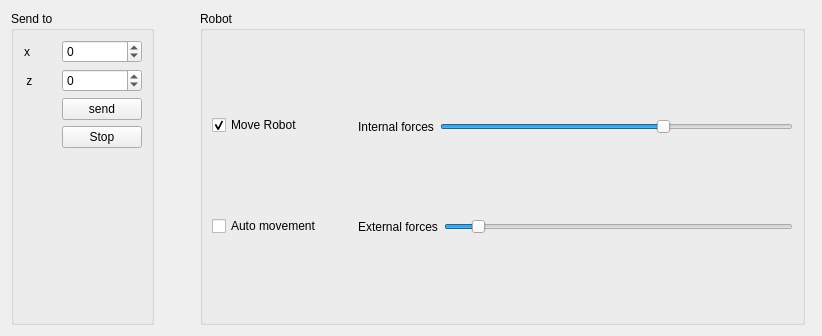
Above: robot_room/src/localUI.ui from robocomp/active_inference before the change. Below: the same form after it.
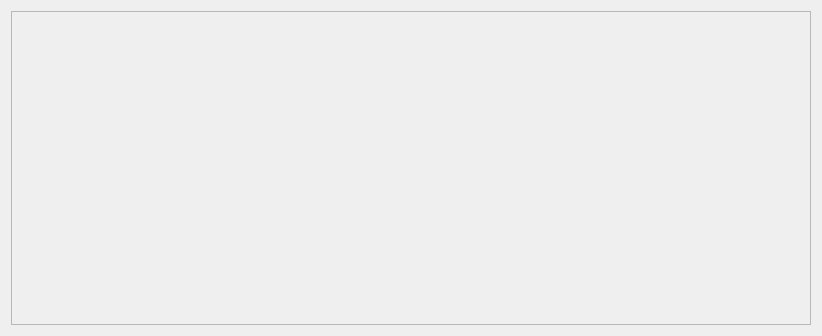
That is the form after the change.

Patch:
```diff
--- a/robot_room/src/localUI.ui
+++ b/robot_room/src/localUI.ui
@@ -15,217 +15,12 @@
   </property>
   <layout class="QHBoxLayout" name="horizontalLayout_2">
    <item>
-    <widget class="QGroupBox" name="groupBox">
-     <property name="maximumSize">
-      <size>
-       <width>200</width>
-       <height>16777215</height>
-      </size>
+    <widget class="QFrame" name="frame">
+     <property name="frameShape">
+      <enum>QFrame::StyledPanel</enum>
      </property>
-     <property name="title">
-      <string>Send to</string>
-     </property>
-     <layout class="QHBoxLayout" name="horizontalLayout">
-      <item>
-       <layout class="QFormLayout" name="formLayout">
-        <property name="labelAlignment">
-         <set>Qt::AlignCenter</set>
-        </property>
-        <item row="0" column="0">
-         <widget class="QLabel" name="label">
-          <property name="text">
-           <string>x       </string>
-          </property>
-         </widget>
-        </item>
-        <item row="1" column="0">
-         <widget class="QLabel" name="label_2">
-          <property name="text">
-           <string> z       </string>
-          </property>
-         </widget>
-        </item>
-        <item row="0" column="1">
-         <widget class="QSpinBox" name="x_spinbox">
-          <property name="maximumSize">
-           <size>
-            <width>150</width>
-            <height>16777215</height>
-           </size>
-          </property>
-          <property name="minimum">
-           <number>-10000</number>
-          </property>
-          <property name="maximum">
-           <number>10000</number>
-          </property>
-         </widget>
-        </item>
-        <item row="1" column="1">
-         <widget class="QSpinBox" name="z_spinbox">
-          <property name="maximumSize">
-           <size>
-            <width>150</width>
-            <height>16777215</height>
-           </size>
-          </property>
-          <property name="minimum">
-           <number>-10000</number>
-          </property>
-          <property name="maximum">
-           <number>10000</number>
-          </property>
-         </widget>
-        </item>
-        <item row="2" column="1">
-         <widget class="QPushButton" name="send_button">
-          <property name="maximumSize">
-           <size>
-            <width>100</width>
-            <height>16777215</height>
-           </size>
-          </property>
-          <property name="text">
-           <string>send</string>
-          </property>
-         </widget>
-        </item>
-        <item row="3" column="1">
-         <widget class="QPushButton" name="stop_button">
-          <property name="text">
-           <string>Stop</string>
-          </property>
-         </widget>
-        </item>
-       </layout>
-      </item>
-     </layout>
-    </widget>
-   </item>
-   <item>
-    <spacer name="horizontalSpacer">
-     <property name="orientation">
-      <enum>Qt::Horizontal</enum>
-     </property>
-     <property name="sizeType">
-      <enum>QSizePolicy::Fixed</enum>
-     </property>
-     <property name="sizeHint" stdset="0">
-      <size>
-       <width>40</width>
-       <height>20</height>
-      </size>
-     </property>
-    </spacer>
-   </item>
-   <item>
-    <widget class="QGroupBox" name="groupBox_2">
-     <property name="title">
-      <string>Robot</string>
-     </property>
-     <layout class="QHBoxLayout" name="horizontalLayout_6">
-      <item>
-       <layout class="QVBoxLayout" name="verticalLayout_13">
-        <item>
-         <widget class="QCheckBox" name="robotMov_checkbox">
-          <property name="text">
-           <string>Move Robot</string>
-          </property>
-          <property name="checked">
-           <bool>true</bool>
-          </property>
-         </widget>
-        </item>
-        <item>
-         <widget class="QCheckBox" name="autoMov_checkbox">
-          <property name="text">
-           <string>Auto movement</string>
-          </property>
-          <property name="checked">
-           <bool>false</bool>
-          </property>
-         </widget>
-        </item>
-       </layout>
-      </item>
-      <item>
-       <spacer name="horizontalSpacer_2">
-        <property name="orientation">
-         <enum>Qt::Horizontal</enum>
-        </property>
-        <property name="sizeType">
-         <enum>QSizePolicy::Maximum</enum>
-        </property>
-        <property name="sizeHint" stdset="0">
-         <size>
-          <width>30</width>
-          <height>20</height>
-         </size>
-        </property>
-       </spacer>
-      </item>
-      <item>
-       <layout class="QVBoxLayout" name="verticalLayout_4">
-        <item>
-         <layout class="QHBoxLayout" name="horizontalLayout_9">
-          <item>
-           <widget class="QLabel" name="label_5">
-            <property name="text">
-             <string>Internal forces</string>
-            </property>
-           </widget>
-          </item>
-          <item>
-           <widget class="QSlider" name="ki_slider">
-            <property name="maximum">
-             <number>500</number>
-            </property>
-            <property name="value">
-             <number>320</number>
-            </property>
-            <property name="orientation">
-             <enum>Qt::Horizontal</enum>
-            </property>
-           </widget>
-          </item>
-         </layout>
-        </item>
-        <item>
-         <layout class="QHBoxLayout" name="horizontalLayout_8">
-          <item>
-           <widget class="QLabel" name="label_4">
-            <property name="text">
-             <string>External forces</string>
-            </property>
-           </widget>
-          </item>
-          <item>
-           <widget class="QSlider" name="ke_slider">
-            <property name="maximum">
-             <number>500</number>
-            </property>
-            <property name="value">
-             <number>40</number>
-            </property>
-            <property name="sliderPosition">
-             <number>40</number>
-            </property>
-            <property name="orientation">
-             <enum>Qt::Horizontal</enum>
-            </property>
-           </widget>
-          </item>
-         </layout>
-        </item>
-       </layout>
-      </item>
-     </layout>
-    </widget>
-   </item>
-   <item>
-    <widget class="Line" name="line">
-     <property name="orientation">
-      <enum>Qt::Horizontal</enum>
+     <property name="frameShadow">
+      <enum>QFrame::Raised</enum>
      </property>
     </widget>
    </item>
```
